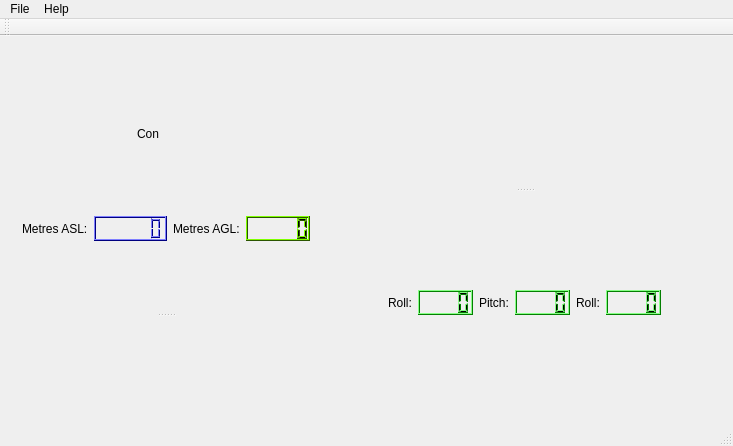
Old version of the form WDS/QtWDS/WDSApp/mainwindow.ui in the repository MacAndKaj/MyProjects.
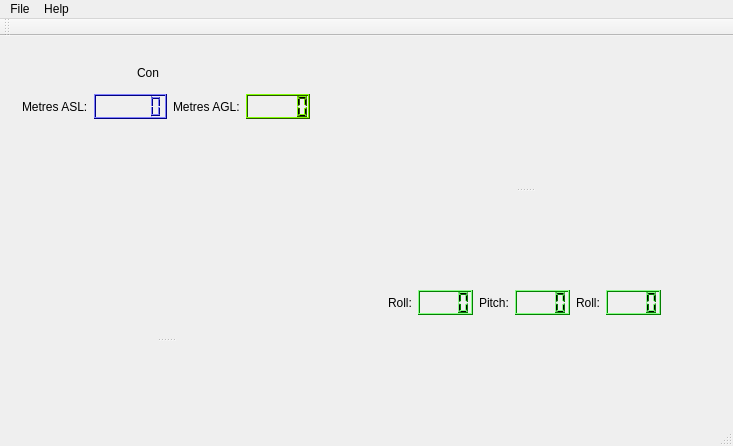
New version of the form. Custom widgets are drawn as their Qt base class.

```diff
--- a/WDS/QtWDS/WDSApp/mainwindow.ui
+++ b/WDS/QtWDS/WDSApp/mainwindow.ui
@@ -20,7 +20,7 @@
       <property name="orientation">
        <enum>Qt::Vertical</enum>
       </property>
-      <widget class="QWidget" name="">
+      <widget class="QWidget" name="layoutWidget">
        <layout class="QVBoxLayout" name="verticalLayout">
         <item>
          <layout class="QHBoxLayout" name="horizontalLayout_2">
@@ -1025,6 +1025,19 @@
           </item>
          </layout>
         </item>
+        <item>
+         <spacer name="verticalSpacer">
+          <property name="orientation">
+           <enum>Qt::Vertical</enum>
+          </property>
+          <property name="sizeHint" stdset="0">
+           <size>
+            <width>20</width>
+            <height>40</height>
+           </size>
+          </property>
+         </spacer>
+        </item>
        </layout>
       </widget>
       <widget class="QWidget" name="Widget_AXL" native="true"/>
```
Left out of the diff: 4 changed lines with no effect on the pictures.
